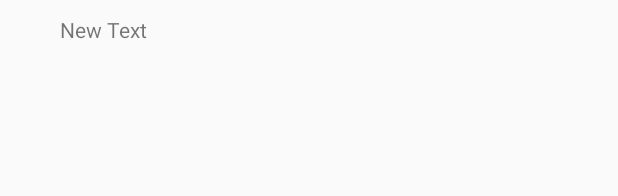
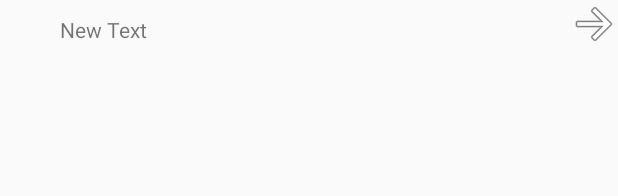
Before and after one commit to destin/mmeditor, an Android app: the layout mindmap_child_item.xml on its own in the app's theme, with its tools: preview values and no code run, on a phone screen of 412 x 824 dp. Shown: the top 196 px of the screen. Run offline under Robolectric (Android 15) with nearby library versions, the phone set to English and light mode, and no system bars.

Commit message:
Right arrow indicating that item has children you can navigate to

```diff
--- a/app/src/main/java/com/dpytel/android/mmeditor/MindmapExpandableAdapter.java
+++ b/app/src/main/java/com/dpytel/android/mmeditor/MindmapExpandableAdapter.java
@@ -1,6 +1,7 @@
 package com.dpytel.android.mmeditor;
 
 import android.app.Activity;
+import android.media.Image;
 import android.support.annotation.NonNull;
 import android.view.LayoutInflater;
 import android.view.View;
@@ -51,6 +52,15 @@ public class MindmapExpandableAdapter extends BaseExpandableListAdapter {
         final MindmapNode groupNode = getGroupNode(groupPosition);
         final MindmapNode childNode = groupNode.getChildren().get(childPosition);
         textView.setText(childNode.getText());
+        ImageView goDeeperIcon = (ImageView) convertView.findViewById(R.id.child_go_deeper_icon);
+        boolean hasChildren = childNode.getChildren().size() > 0;
+        if (hasChildren) {
+            goDeeperIcon.setVisibility(View.VISIBLE);
+        } else {
+            goDeeperIcon.setVisibility(View.INVISIBLE);
+        }
+        // prevent item to be clicked
+        convertView.setClickable(!hasChildren);
 
         return convertView;
     }
--- a/app/src/main/res/layout/mindmap_child_item.xml
+++ b/app/src/main/res/layout/mindmap_child_item.xml
@@ -1,18 +1,10 @@
 <?xml version="1.0" encoding="utf-8"?>
 <LinearLayout xmlns:android="http://schemas.android.com/apk/res/android"
-    android:orientation="vertical"
+    android:orientation="horizontal"
     android:layout_width="match_parent"
     android:layout_height="40dp"
     android:clickable="false"
     android:paddingLeft="?android:attr/expandableListPreferredChildPaddingLeft"
-    android:focusable="false">
-
-    <LinearLayout
-        android:orientation="vertical"
-        android:layout_width="match_parent"
-        android:layout_height="39dp"
-        android:gravity="center_vertical"
-        android:clickable="false"
     android:focusable="false">
 
     <TextView
@@ -24,6 +16,15 @@
         android:textSize="14sp"
         android:clickable="false"
         android:focusable="false"
-            android:contextClickable="false" />
+        android:contextClickable="false"
+        android:gravity="left|center_vertical"
+        android:layout_gravity="center_vertical"
+        android:layout_weight="1" />
+
+    <ImageView
+        android:layout_width="wrap_content"
+        android:layout_height="wrap_content"
+        android:id="@+id/child_go_deeper_icon"
+        android:src="@drawable/ic_menu_forward"
+        android:layout_gravity="right" />
 </LinearLayout>
-</LinearLayout>
```
Also changed, not shown: app/src/main/res/drawable-hdpi/ic_menu_forward.png (added), app/src/main/res/drawable-ldpi/ic_menu_forward.png (added), app/src/main/res/drawable-mdpi/ic_menu_forward.png (added), app/src/main/res/drawable-xhdpi/ic_menu_forward.png (added), app/src/main/res/drawable-xxhdpi/ic_menu_forward.png (added). Lines whose indentation alone changed are shown as unchanged.
